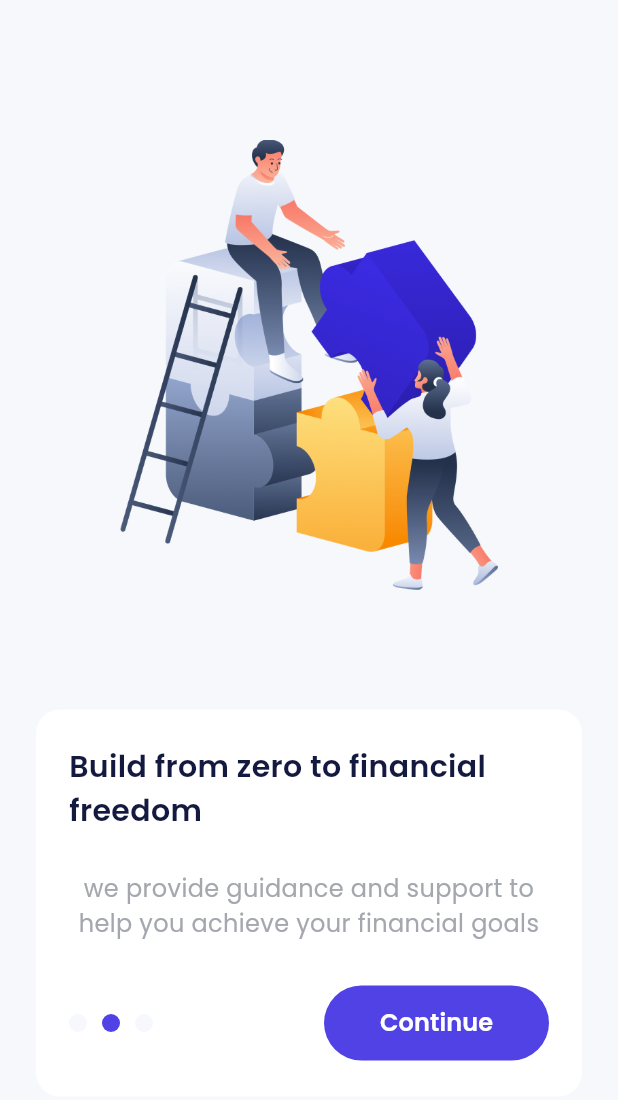
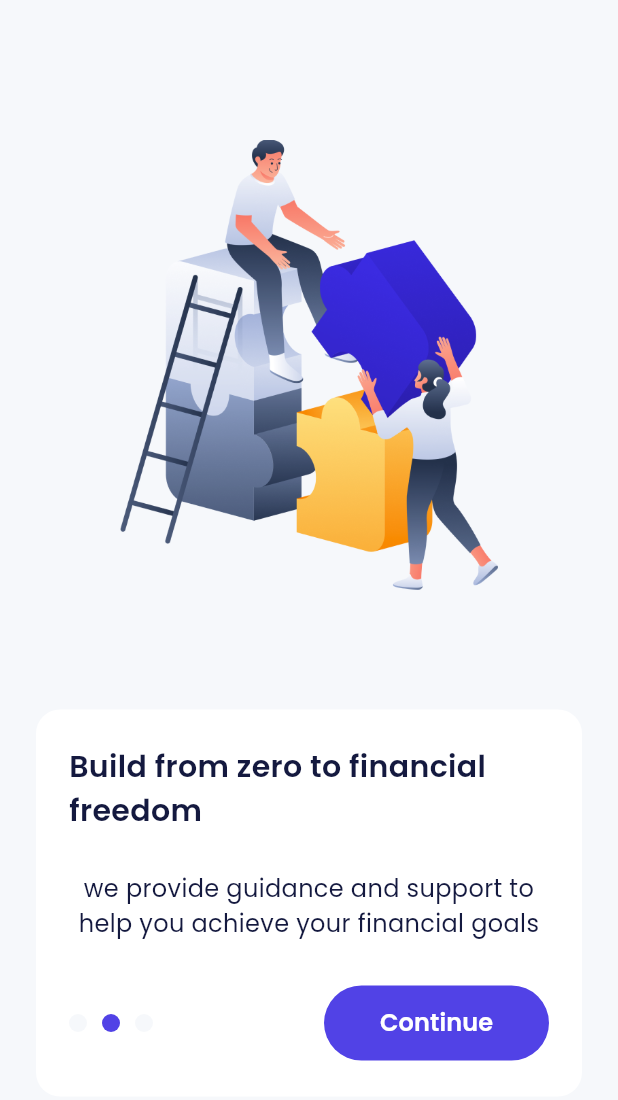
Before and after one commit to difadlyaulhaq/seamless-ewallet, a Flutter app: the screen it shows after launch, after a tap on "Continue", on a phone screen of 412 x 824 dp. Shown: the top 1100 px of the screen. Run offline on Flutter 3.47's test engine with Material 3 defaults, Android fonts, the phone set to English and light mode, and no system bars; drawn by our look-alikes of carousel_slider; our stand-ins replace firebase_core, go_router, google_fonts; accounts and stored records are empty.

Commit message:
Add seamless logo images and update splash screen to use new logo

```diff
--- a/lib/ui/pages/onboarding_page.dart
+++ b/lib/ui/pages/onboarding_page.dart
@@ -79,7 +79,7 @@ class _OnboardingPageState extends State<OnboardingPage> {
                 const SizedBox(height: 26),
                 Text(
                   subtitles[currentIndex],
-                  style: greyTextStyle.copyWith(
+                  style: blackTextStyle.copyWith(
                     fontSize: 16,
                     fontWeight: regular,
                   ),
--- a/lib/ui/pages/splashscreenpage.dart
+++ b/lib/ui/pages/splashscreenpage.dart
@@ -24,11 +24,13 @@ class _SplashscreenpageState extends State<Splashscreenpage> {
       backgroundColor: darkBackgroundColor,
       body: Center(
         child: Container(
-          width: 150,
-          height: 150,
+          width: 350,
+          height: 350,
           decoration: const BoxDecoration(
             image: DecorationImage(
-              image: AssetImage('assets/img_logo_dark.png'),
+              image: AssetImage(
+                'assets/img_logo_seamless_dark.png',
+                ),
             ),
           ),
         )
```
Also changed, not shown: assets/img_logo_seamless_dark.png (added), assets/img_logo_seamless_light.png (added).
